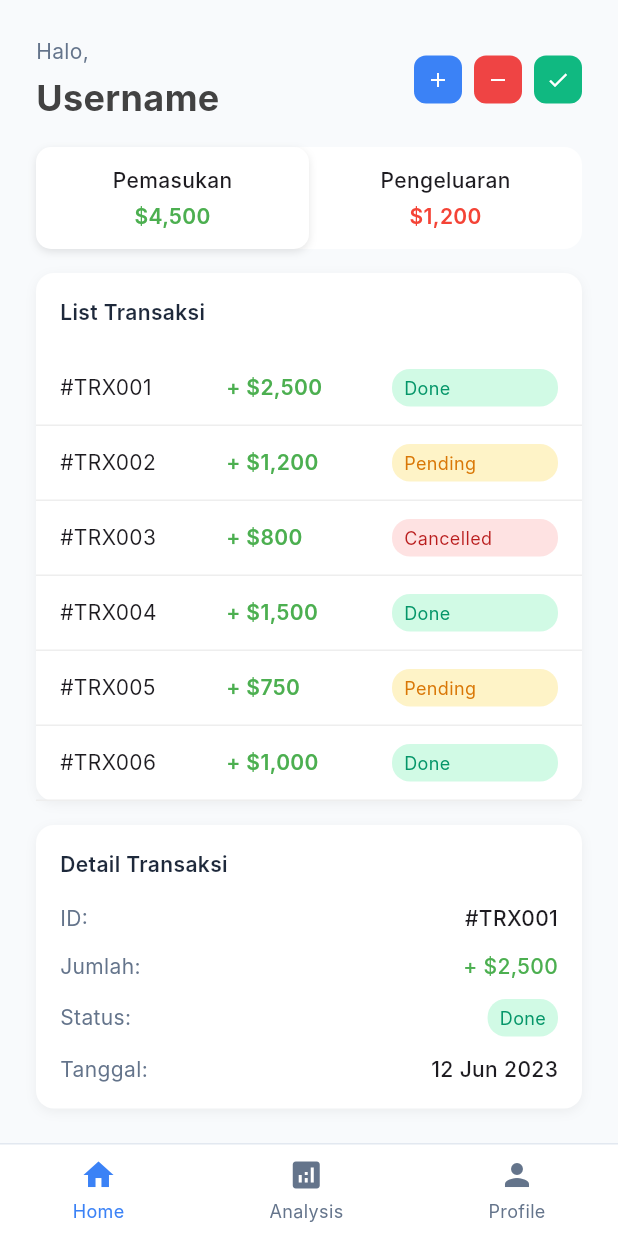
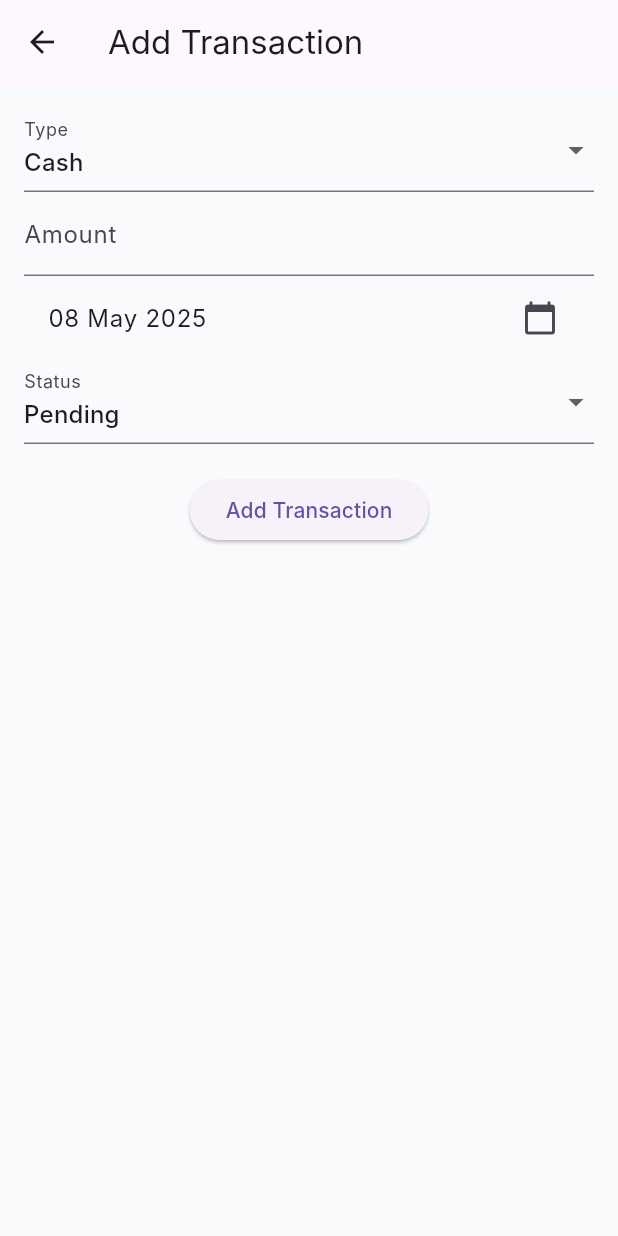
Before and after one commit to Danadanarealna/Proj_UMKM-FIN, a Flutter app: the DashboardScreen screen opened directly, after a tap on the "add" icon, on a phone screen of 412 x 824 dp. Run offline on Flutter 3.47's test engine with Material 3 defaults, Android fonts, the phone set to English and light mode, and no system bars; Roboto replaces fonts that are missing (Inter).

Commit message:
Modify, Add +, - and verify
NOTE: ALL Operation are currently done in memory. when closed all data are ceased to persist.

```diff
--- /dev/null
+++ b/lib/add_transaction_screen.dart
@@ -0,0 +1,98 @@
+import 'package:flutter/material.dart';
+import 'package:intl/intl.dart';
+
+class AddTransactionScreen extends StatefulWidget {
+  final bool isIncome;
+  const AddTransactionScreen({super.key, required this.isIncome});
+
+  @override
+  State<AddTransactionScreen> createState() => _AddTransactionScreenState();
+}
+
+class _AddTransactionScreenState extends State<AddTransactionScreen> {
+  final _formKey = GlobalKey<FormState>();
+  String _selectedType = 'Cash';
+  String _selectedStatus = 'Pending';
+  DateTime _selectedDate = DateTime.now();
+  final TextEditingController _amountController = TextEditingController();
+
+  Future<void> _selectDate(BuildContext context) async {
+    final DateTime? picked = await showDatePicker(
+      context: context,
+      initialDate: _selectedDate,
+      firstDate: DateTime(2000),
+      lastDate: DateTime(2101),
+    );
+    if (picked != null && picked != _selectedDate) {
+      setState(() {
+        _selectedDate = picked;
+      });
+    }
+  }
+
+  @override
+  Widget build(BuildContext context) {
+    return Scaffold(
+      appBar: AppBar(title: const Text('Add Transaction')),
+      body: Padding(
+        padding: const EdgeInsets.all(16.0),
+        child: Form(
+          key: _formKey,
+          child: Column(
+            children: [
+              DropdownButtonFormField<String>(
+                value: _selectedType,
+                items: ['Cash', 'Credit'].map((String value) {
+                  return DropdownMenuItem<String>(
+                    value: value,
+                    child: Text(value),
+                  );
+                }).toList(),
+                onChanged: (value) => setState(() => _selectedType = value!),
+                decoration: const InputDecoration(labelText: 'Type'),
+              ),
+              TextFormField(
+                controller: _amountController,
+                keyboardType: TextInputType.number,
+                decoration: const InputDecoration(labelText: 'Amount'),
+                validator: (value) => value!.isEmpty ? 'Required' : null,
+              ),
+              ListTile(
+                title: Text(DateFormat('dd MMM yyyy').format(_selectedDate)),
+                trailing: const Icon(Icons.calendar_today),
+                onTap: () => _selectDate(context),
+              ),
+              DropdownButtonFormField<String>(
+                value: _selectedStatus,
+                items: ['Completed', 'Pending'].map((String value) {
+                  return DropdownMenuItem<String>(
+                    value: value,
+                    child: Text(value),
+                  );
+                }).toList(),
+                onChanged: (value) => setState(() => _selectedStatus = value!),
+                decoration: const InputDecoration(labelText: 'Status'),
+              ),
+              const SizedBox(height: 20),
+              ElevatedButton(
+                onPressed: () {
+                  if (_formKey.currentState!.validate()) {
+                    Navigator.pop(context, {
+                      'amount': widget.isIncome
+                          ? '+ \$${_amountController.text}'
+                          : '- \$${_amountController.text}',
+                      'status': _selectedStatus,
+                      'date': DateFormat('dd MMM yyyy').format(_selectedDate),
+                      'type': _selectedType,
+                    });
+                  }
+                },
+                child: const Text('Add Transaction'),
+              ),
+            ],
+          ),
+        ),
+      ),
+    );
+  }
+}
--- a/lib/main.dart
+++ b/lib/main.dart
@@ -1,5 +1,8 @@
 import 'package:flutter/material.dart';
 import 'auth.dart';
+import 'add_transaction_screen.dart';
+import 'delete_transaction_screen.dart';
+import 'update_transaction_screen.dart';
 
 void main() {
   runApp(const FinanceDashboardApp());
@@ -16,8 +19,7 @@ class FinanceDashboardApp extends StatelessWidget {
       theme: ThemeData(
         fontFamily: 'Inter',
         primarySwatch: Colors.blue,
-        scaffoldBackgroundColor: const Color(0xFFF8FAFC),
-      ),
+        scaffoldBackgroundColor: const Color(0xFFF8FAFC)),
       home: const AuthWrapper(),
     );
   }
@@ -36,6 +38,19 @@ class _DashboardScreenState extends State<DashboardScreen> {
   String _selectedAmount = '+ \$2,500';
   String _selectedStatus = 'Done';
   String _selectedDate = '12 Jun 2023';
+
+  // State-managed transaction lists
+  List<_Transaction> incomeTransactions = [
+    _Transaction('#TRX001', '+ \$2,500', 'Done', '12 Jun 2023', 'Cash', true),
+    _Transaction('#TRX002', '+ \$1,200', 'Pending', '13 Jun 2023', 'Credit', true),
+    _Transaction('#TRX003', '+ \$800', 'Cancelled', '14 Jun 2023', 'Cash', true),
+  ];
+
+  List<_Transaction> expenseTransactions = [
+    _Transaction('#TRX101', '- \$450', 'Done', '12 Jun 2023', 'Cash', false),
+    _Transaction('#TRX102', '- \$600', 'Pending', '13 Jun 2023', 'Credit', false),
+    _Transaction('#TRX103', '- \$150', 'Cancelled', '14 Jun 2023', 'Cash', false),
+  ];
 
   void _updateSelectedTransaction(
     String id,
@@ -57,7 +72,6 @@ class _DashboardScreenState extends State<DashboardScreen> {
       body: SafeArea(
         child: Column(
           children: [
-            // Header
             Padding(
               padding: const EdgeInsets.all(24).copyWith(bottom: 16),
               child: Column(
@@ -91,40 +105,90 @@ class _DashboardScreenState extends State<DashboardScreen> {
                           _ActionButton(
                             icon: Icons.add,
                             color: const Color(0xFF3B82F6),
-                            onPressed: () {},
+                            onPressed: () async {
+                              final result = await Navigator.push(
+                                context,
+                                MaterialPageRoute(
+                                  builder: (context) =>
+                                      AddTransactionScreen(isIncome: _showIncome),
+                                ),
+                              );
+                              if (result != null) {
+                                setState(() {
+                                  final newId =
+                                      '#TRX${(_showIncome ? incomeTransactions.length + 1 : expenseTransactions.length + 1).toString().padLeft(3, '0')}';
+                                  final transaction = _Transaction(
+                                    newId,
+                                    result['amount'],
+                                    result['status'],
+                                    result['date'],
+                                    result['type'],
+                                    _showIncome,
+                                  );
+                                  _showIncome
+                                      ? incomeTransactions.add(transaction)
+                                      : expenseTransactions.add(transaction);
+                                });
+                              }
+                            },
                           ),
                           const SizedBox(width: 8),
                           _ActionButton(
                             icon: Icons.remove,
                             color: const Color(0xFFEF4444),
-                            onPressed: () {},
+                            onPressed: () async {
+                              final result = await Navigator.push(
+                                context,
+                                MaterialPageRoute(
+                                  builder: (context) => DeleteTransactionScreen(
+                                    transactions: [...incomeTransactions, ...expenseTransactions],
+                                  ),
+                                ),
+                              );
+                              if (result != null) {
+                                setState(() {
+                                  incomeTransactions.removeWhere((t) => t.id == result.id);
+                                  expenseTransactions.removeWhere((t) => t.id == result.id);
+                                });
+                              }
+                            },
                           ),
                           const SizedBox(width: 8),
                           _ActionButton(
                             icon: Icons.check,
                             color: const Color(0xFF10B981),
-                            onPressed: () {},
+                            onPressed: () async {
+                              final pending = [...incomeTransactions, ...expenseTransactions]
+                                  .where((t) => t.status == 'Pending')
+                                  .toList();
+                              final result = await Navigator.push(
+                                context,
+                                MaterialPageRoute(
+                                  builder: (context) =>
+                                      UpdateTransactionScreen(pendingTransactions: pending),
+                                ),
+                              );
+                              if (result != null && result['transaction'] != null) {
+                                setState(() {
+                                  result['transaction']!.status = result['status'];
+                                });
+                              }
+                            },
                           ),
                         ],
                       ),
                     ],
                   ),
                   const SizedBox(height: 16),
-                  // Toggle Tabs
                   Container(
       decoration: BoxDecoration(
                       color: Colors.white,
-                      borderRadius: BorderRadius.circular(12),
-                    ),
+                      borderRadius: BorderRadius.circular(12)),
                     child: Row(
                       children: [
                         Expanded(
                           child: GestureDetector(
-                            onTap: () {
-                              setState(() {
-                                _showIncome = true;
-                              });
-                            },
+                            onTap: () => setState(() => _showIncome = true),
                             child: Container(
                               padding: const EdgeInsets.symmetric(vertical: 12),
                               decoration: BoxDecoration(
@@ -136,7 +200,7 @@ class _DashboardScreenState extends State<DashboardScreen> {
                                           color: Colors.black.withOpacity(0.1),
                                           blurRadius: 4,
                                           offset: const Offset(0, 2),
-                                        ),
+                                        )
                                       ]
                                     : null,
                               ),
@@ -144,17 +208,14 @@ class _DashboardScreenState extends State<DashboardScreen> {
                                 children: [
                                   const Text(
                                     'Pemasukan',
-                                    style: TextStyle(
-                                      fontWeight: FontWeight.w500,
-                                    ),
+                                    style: TextStyle(fontWeight: FontWeight.w500),
                                   ),
                                   const SizedBox(height: 4),
                                   Text(
                                     '\$4,500',
                                     style: TextStyle(
                                       fontWeight: FontWeight.w600,
-                                      color: Colors.green[500],
-                                    ),
+                                      color: Colors.green[500]),
                                   ),
                                 ],
                               ),
@@ -163,11 +224,7 @@ class _DashboardScreenState extends State<DashboardScreen> {
                         ),
                         Expanded(
                           child: GestureDetector(
-                            onTap: () {
-                              setState(() {
-                                _showIncome = false;
-                              });
-                            },
+                            onTap: () => setState(() => _showIncome = false),
                             child: Container(
                               padding: const EdgeInsets.symmetric(vertical: 12),
                               decoration: BoxDecoration(
@@ -179,7 +236,7 @@ class _DashboardScreenState extends State<DashboardScreen> {
                                           color: Colors.black.withOpacity(0.1),
                                           blurRadius: 4,
                                           offset: const Offset(0, 2),
-                                        ),
+                                        )
                                       ]
                                     : null,
                               ),
@@ -187,17 +244,14 @@ class _DashboardScreenState extends State<DashboardScreen> {
                                 children: [
                                   const Text(
                                     'Pengeluaran',
-                                    style: TextStyle(
-                                      fontWeight: FontWeight.w500,
-                                    ),
+                                    style: TextStyle(fontWeight: FontWeight.w500),
                                   ),
                                   const SizedBox(height: 4),
                                   Text(
                                     '\$1,200',
                                     style: TextStyle(
                                       fontWeight: FontWeight.w600,
-                                      color: Colors.red[500],
-                                    ),
+                                      color: Colors.red[500]),
                                   ),
                                 ],
                               ),
@@ -210,13 +264,11 @@ class _DashboardScreenState extends State<DashboardScreen> {
                 ],
               ),
             ),
-            // Main Content
             Expanded(
               child: SingleChildScrollView(
                 padding: const EdgeInsets.symmetric(horizontal: 24),
                 child: Column(
                   children: [
-                    // Transactions Table
                     Container(
                       decoration: BoxDecoration(
                         color: Colors.white,
@@ -239,11 +291,9 @@ class _DashboardScreenState extends State<DashboardScreen> {
                                   'List Transaksi',
                                   style: TextStyle(
                                     fontWeight: FontWeight.w600,
-                                    color: Color(0xFF1E293B),
+                                    color: const Color(0xFF1E293B)),
                               ),
-                                ),
-                              ],
-                            ),
+                          ]),
                           ),
                           SizedBox(
                             height: 300,
@@ -255,7 +305,6 @@ class _DashboardScreenState extends State<DashboardScreen> {
                       ),
                     ),
                     const SizedBox(height: 16),
-                    // Transaction Details
                     AnimatedContainer(
                       duration: const Duration(milliseconds: 300),
                       decoration: BoxDecoration(
@@ -279,11 +328,9 @@ class _DashboardScreenState extends State<DashboardScreen> {
                                 'Detail Transaksi',
                                 style: TextStyle(
                                   fontWeight: FontWeight.w600,
-                                  color: Color(0xFF1E293B),
+                                  color: const Color(0xFF1E293B)),
                             ),
-                              ),
-                            ],
-                          ),
+                        ]),
                           const SizedBox(height: 16),
                           _DetailRow(
                             label: 'ID:',
@@ -298,8 +345,7 @@ class _DashboardScreenState extends State<DashboardScreen> {
                               fontWeight: FontWeight.w500,
                               color: _selectedAmount.startsWith('+')
                                   ? Colors.green[500]
-                                  : Colors.red[500],
-                            ),
+                                  : Colors.red[500]),
                           ),
                           const SizedBox(height: 12),
                           _DetailRow(
@@ -307,18 +353,15 @@ class _DashboardScreenState extends State<DashboardScreen> {
                             valueWidget: Container(
                               padding: const EdgeInsets.symmetric(
                                 horizontal: 8,
-                                vertical: 4,
-                              ),
+                                vertical: 4),
                               decoration: BoxDecoration(
                                 color: _getStatusColor(_selectedStatus),
-                                borderRadius: BorderRadius.circular(12),
-                              ),
+                                borderRadius: BorderRadius.circular(12)),
                               child: Text(
                                 _selectedStatus,
                                 style: TextStyle(
                                   fontSize: 12,
-                                  color: _getStatusTextColor(_selectedStatus),
-                                ),
+                                  color: _getStatusTextColor(_selectedStatus)),
                               ),
                             ),
                           ),
@@ -336,15 +379,13 @@ class _DashboardScreenState extends State<DashboardScreen> {
                 ),
               ),
             ),
-            // Bottom Navigation
             Container(
               decoration: const BoxDecoration(
                 color: Colors.white,
                 border: Border(
                   top: BorderSide(
                     color: Color(0xFFE2E8F0),
-                    width: 1,
-                  ),
+                    width: 1),
                 ),
               ),
               padding: const EdgeInsets.symmetric(vertical: 8),
@@ -379,28 +420,10 @@ class _DashboardScreenState extends State<DashboardScreen> {
   }
 
   Widget _buildIncomeTransactions() {
-    final incomeTransactions = [
-      _Transaction('#TRX001', '+ \$2,500', 'Done'),
-      _Transaction('#TRX002', '+ \$1,200', 'Pending'),
-      _Transaction('#TRX003', '+ \$800', 'Cancelled'),
-      _Transaction('#TRX004', '+ \$1,500', 'Done'),
-      _Transaction('#TRX005', '+ \$750', 'Pending'),
-      _Transaction('#TRX006', '+ \$1,000', 'Done'),
-    ];
-
     return _buildTransactionList(incomeTransactions);
   }
 
   Widget _buildExpenseTransactions() {
-    final expenseTransactions = [
-      _Transaction('#TRX101', '- \$450', 'Done'),
-      _Transaction('#TRX102', '- \$600', 'Pending'),
-      _Transaction('#TRX103', '- \$150', 'Cancelled'),
-      _Transaction('#TRX104', '- \$300', 'Done'),
-      _Transaction('#TRX105', '- \$200', 'Pending'),
-      _Transaction('#TRX106', '- \$500', 'Cancelled'),
-    ];
-
     return _buildTransactionList(expenseTransactions);
   }
 
@@ -410,15 +433,12 @@ class _DashboardScreenState extends State<DashboardScreen> {
       itemBuilder: (context, index) {
         final transaction = transactions[index];
         return InkWell(
-          onTap: () {
-            final randomDay = (index % 28) + 1;
-            _updateSelectedTransaction(
+          onTap: () => _updateSelectedTransaction(
             transaction.id,
             transaction.amount,
             transaction.status,
-              '$randomDay Jun 2023',
-            );
-          },
+            transaction.date,
+          ),
           child: AnimatedContainer(
             duration: const Duration(milliseconds: 200),
             padding: const EdgeInsets.symmetric(horizontal: 16, vertical: 12),
@@ -426,8 +446,7 @@ class _DashboardScreenState extends State<DashboardScreen> {
               border: Border(
                 bottom: BorderSide(
                   color: Colors.grey[200]!,
-                  width: 1,
-                ),
+                  width: 1),
               ),
             ),
             child: Row(
@@ -435,8 +454,7 @@ class _DashboardScreenState extends State<DashboardScreen> {
                 Expanded(
                   child: Text(
                     transaction.id,
-                    style: const TextStyle(fontSize: 14),
-                  ),
+                    style: const TextStyle(fontSize: 14)),
                 ),
                 Expanded(
                   child: Text(
@@ -446,26 +464,22 @@ class _DashboardScreenState extends State<DashboardScreen> {
                       fontWeight: FontWeight.w600,
                       color: transaction.amount.startsWith('+')
                           ? Colors.green[500]
-                          : Colors.red[500],
-                    ),
+                          : Colors.red[500]),
                   ),
                 ),
                 Expanded(
                   child: Container(
                     padding: const EdgeInsets.symmetric(
                       horizontal: 8,
-                      vertical: 4,
-                    ),
+                      vertical: 4),
                     decoration: BoxDecoration(
                       color: _getStatusColor(transaction.status),
-                      borderRadius: BorderRadius.circular(12),
-                    ),
+                      borderRadius: BorderRadius.circular(12)),
                     child: Text(
                       transaction.status,
                       style: TextStyle(
                         fontSize: 12,
-                        color: _getStatusTextColor(transaction.status),
-                      ),
+                        color: _getStatusTextColor(transaction.status)),
                     ),
                   ),
                 ),
@@ -507,9 +521,19 @@ class _DashboardScreenState extends State<DashboardScreen> {
 class _Transaction {
   final String id;
   final String amount;
-  final String status;
+  String status;
+  final String date;
+  final String type;
+  final bool isIncome;
 
-  _Transaction(this.id, this.amount, this.status);
+  _Transaction(
+    this.id,
+    this.amount,
+    this.status,
+    this.date,
+    this.type,
+    this.isIncome,
+  );
 }
 
 class _ActionButton extends StatelessWidget {
@@ -532,14 +556,9 @@ class _ActionButton extends StatelessWidget {
         height: 32,
         decoration: BoxDecoration(
           color: color,
-          borderRadius: BorderRadius.circular(8),
-        ),
+          borderRadius: BorderRadius.circular(8)),
         child: Center(
-          child: Icon(
-            icon,
-            size: 16,
-            color: Colors.white,
-          ),
+          child: Icon(icon, size: 16, color: Colors.white),
         ),
       ),
     );
@@ -566,15 +585,9 @@ class _DetailRow extends StatelessWidget {
       children: [
         Text(
           label,
-          style: const TextStyle(
-            color: Color(0xFF64748B),
-          ),
-        ),
-        if (value != null)
-          Text(
-            value!,
-            style: valueStyle,
-          ),
+          style: const TextStyle(color: Color(0xFF64748B)),
+        ),if (value != null)
+          Text(value!, style: valueStyle),
         if (valueWidget != null) valueWidget!,
       ],
     );
@@ -604,15 +617,13 @@ class _BottomNavButton extends StatelessWidget {
           Icon(
             icon,
             size: 24,
-            color: isActive ? const Color(0xFF3B82F6) : const Color(0xFF64748B),
-          ),
+            color: isActive ? const Color(0xFF3B82F6) : const Color(0xFF64748B)),
           const SizedBox(height: 4),
           Text(
             label,
             style: TextStyle(
               fontSize: 12,
-              color: isActive ? const Color(0xFF3B82F6) : const Color(0xFF64748B),
-            ),
+              color: isActive ? const Color(0xFF3B82F6) : const Color(0xFF64748B)),
           ),
         ],
       ),
```
Also changed, not shown: lib/delete_transaction_screen.dart (added, +63 -0 lines), lib/update_transaction_screen.dart (added, +36 -0 lines), lib/auth.dart (line endings or trailing spaces). Lines whose indentation alone changed are shown as unchanged.
